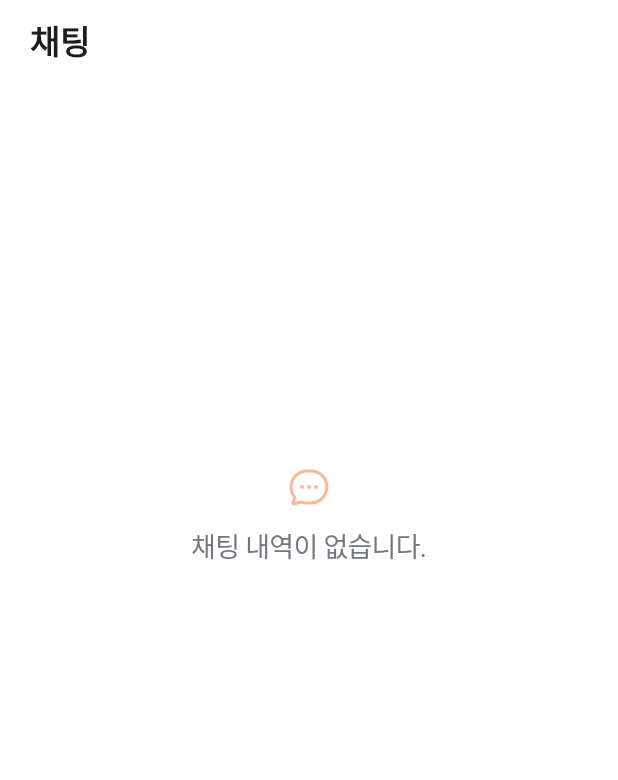
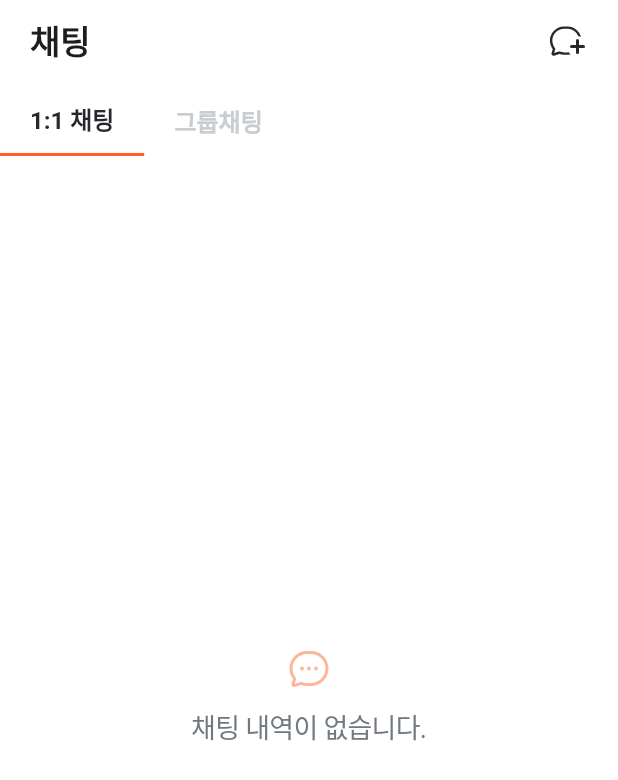
Before and after one commit to CommonOrganization/common_mobile, a Flutter app: the ChatScreen screen opened directly, on a phone screen of 412 x 824 dp. Shown: the top 780 px of the screen. Run offline on Flutter 3.47's test engine with Material 2 defaults, Android fonts, the phone set to English and light mode, and no system bars; our stand-ins replace another_flushbar, cloud_firestore, dotted_border, firebase_core, firebase_messaging, firebase_storage and 7 more; accounts and stored records are empty; Roboto replaces fonts that are missing (AppleSDGothicNeo).

Commit message:
커먼 일대일 채팅, 그룹채팅 구분

```diff
--- a/lib/constants/constants_enum.dart
+++ b/lib/constants/constants_enum.dart
@@ -1382,7 +1382,7 @@ extension LikeTypeExtenstion on LikeType {
   static LikeType getLikeType(String text) => likeTypes[text];
 }
 
-enum MessageType { text,image }
+enum MessageType { text, image }
 
 extension MessageTypeExtenstion on MessageType {
   static Map names = {
--- a/lib/models/group_chat/group_chat.dart
+++ b/lib/models/group_chat/group_chat.dart
@@ -6,7 +6,6 @@ class GroupChat {
   final String id;
   final String title;
   final String authorId;
-  final String connectedGatheringId;
   final String userIdList;
   final String timeStamp;
 
@@ -14,7 +13,6 @@ class GroupChat {
     required this.id,
     required this.title,
     required this.authorId,
-    required this.connectedGatheringId,
     required this.userIdList,
     required this.timeStamp,
   });
--- a/lib/screens/chat/chat_screen.dart
+++ b/lib/screens/chat/chat_screen.dart
@@ -1,5 +1,6 @@
 import 'package:common/controllers/user_controller.dart';
 import 'package:common/models/personal_chat/personal_chat.dart';
+import 'package:common/screens/chat_upload/chat_upload_screen.dart';
 import 'package:common/services/personal_chat_service.dart';
 import 'package:flutter/material.dart';
 import 'package:flutter_svg/flutter_svg.dart';
@@ -7,8 +8,15 @@ import 'package:provider/provider.dart';
 import '../../constants/constants_colors.dart';
 import 'components/personal_chat_card.dart';
 
-class ChatScreen extends StatelessWidget {
+class ChatScreen extends StatefulWidget {
   const ChatScreen({Key? key}) : super(key: key);
+
+  @override
+  State<ChatScreen> createState() => _ChatScreenState();
+}
+
+class _ChatScreenState extends State<ChatScreen> {
+  int _headerIndex = 0;
 
   @override
   Widget build(BuildContext context) {
@@ -29,23 +37,55 @@ class ChatScreen extends StatelessWidget {
             fontWeight: FontWeight.bold,
           ),
         ),
+        actions: [
+          GestureDetector(
+            behavior: HitTestBehavior.opaque,
+            onTap: () => Navigator.push(
+              context,
+              MaterialPageRoute(
+                builder: (context) => const ChatUploadScreen(),
+              ),
+            ),
+            child: SvgPicture.asset(
+              'assets/icons/svg/chat_add_28px.svg',
+            ),
+          ),
+          const SizedBox(width: 20),
+        ],
         elevation: 0,
       ),
       body: Consumer<UserController>(builder: (context, controller, child) {
         if (controller.user == null) return noChatPage();
+        return Column(
+          children: [
+            Row(
+              children: [
+                kTabBarButton(title: '1:1 채팅', index: 0),
+                kTabBarButton(title: '그룹채팅', index: 1),
+              ],
+            ),
+            Expanded(
+              child: _headerIndex == 0
+                  ? personalChatArea(controller.user!.id)
+                  : groupChatArea(controller.user!.id),
+            ),
+          ],
+        );
+      }),
+    );
+  }
+
+  Widget personalChatArea(String userId) {
     return FutureBuilder(
-          future:
-              PersonalChatService().getUserChat(userId: controller.user!.id),
+      future: PersonalChatService().getUserChat(userId: userId),
       builder: (context, snapshot) {
         if (snapshot.hasData) {
-              List<PersonalChat> userChatList =
-                  snapshot.data as List<PersonalChat>;
+          List<PersonalChat> userChatList = snapshot.data as List<PersonalChat>;
           if (userChatList.isNotEmpty) {
             return Column(
               children: userChatList.map((personalChat) {
-                    String otherUserId = personalChat.userIdList
-                        .where((userId) => userId != controller.user!.id)
-                        .first;
+                String otherUserId =
+                    personalChat.userIdList.where((id) => id != userId).first;
                 return PersonalChatCard(
                   otherUserId: otherUserId,
                   chatId: personalChat.id,
@@ -53,19 +93,27 @@ class ChatScreen extends StatelessWidget {
               }).toList(),
             );
           }
+          return noChatPage();
         }
-            return noChatPage();
+        return Container();
       },
     );
-      }),
+  }
+
+  Widget groupChatArea(String userId) {
+    return FutureBuilder(
+      future: null,
+      builder: (context, snapshot) {
+        return Container();
+      },
     );
   }
 
   Widget noChatPage() {
     return Column(
+      mainAxisAlignment: MainAxisAlignment.center,
       crossAxisAlignment: CrossAxisAlignment.center,
       children: [
-        const SizedBox(width: double.infinity, height: 254),
         SvgPicture.asset('assets/icons/svg/chat_32px.svg'),
         const SizedBox(height: 10),
         Text(
@@ -80,4 +128,30 @@ class ChatScreen extends StatelessWidget {
       ],
     );
   }
+
+  Widget kTabBarButton({required String title, required int index}) {
+    return GestureDetector(
+      onTap: () => setState(() => _headerIndex = index),
+      child: Container(
+        padding: const EdgeInsets.symmetric(horizontal: 20),
+        height: 48,
+        alignment: Alignment.center,
+        decoration: BoxDecoration(
+          color: kWhiteColor,
+          border: _headerIndex == index
+              ? Border(bottom: BorderSide(color: kMainColor, width: 2))
+              : null,
+        ),
+        child: Text(
+          title,
+          style: TextStyle(
+            color:
+                _headerIndex == index ? kFontGray800Color : kFontGray200Color,
+            fontSize: 16,
+            fontWeight: FontWeight.bold,
+          ),
+        ),
+      ),
+    );
   }
+}
--- a/lib/services/chat_service.dart
+++ b/lib/services/chat_service.dart
@@ -1,9 +1,11 @@
 import 'package:cloud_firestore/cloud_firestore.dart';
+import 'package:common/models/chat/chat.dart';
 
 abstract class ChatService<T> {
-  Future<String?> startChat({required String user1Id, required String user2Id});
+  Future<String?> startChat({required List<String> userIdList});
   Future<List<T>> getUserChat({required String userId});
   Future<T?> getChatRoom({required String chatId});
+  Future<Chat?> getLastChat({required String chatId});
   Stream<QuerySnapshot<Map<String,dynamic>>> getChat({required String chatId});
 
   void sendText(
```
Also changed, not shown: lib/screens/chat/components/custom_input_container.dart (+18 -4 lines), lib/screens/chat/components/personal_chat_card.dart (+38 -32 lines), lib/screens/chat/group_chat_screen.dart (+24 -1 lines), lib/screens/chat/personal_chat_screen.dart (+22 -1 lines), lib/screens/chat/show_image_screen.dart (+12 -0 lines), lib/screens/chat_upload/chat_upload_name_screen.dart (added, +18 -0 lines), lib/screens/chat_upload/chat_upload_screen.dart (added, +65 -0 lines), lib/screens/chat_upload/chat_upload_user_select_screen.dart (added, +10 -0 lines), lib/screens/gathering_detail/components/gathering_status_card.dart (+6 -5 lines), lib/services/group_chat_service.dart (added, +114 -0 lines), lib/services/personal_chat_service.dart (+56 -4 lines), lib/widgets/gathering_favorite_button.dart (+4 -4 lines), pubspec.yaml (+11 -11 lines), assets/icons/svg/chat_add_28px.svg (added), 2 more files, 3 other files. Lines whose indentation alone changed are shown as unchanged.
